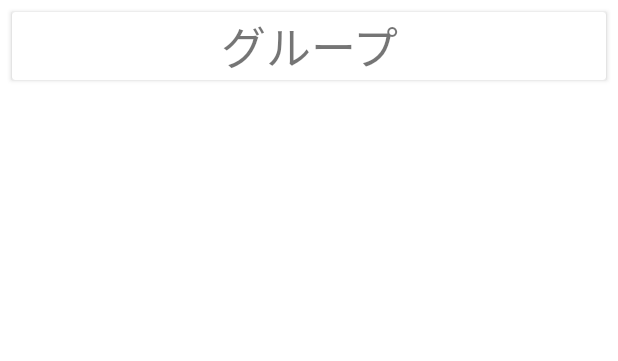
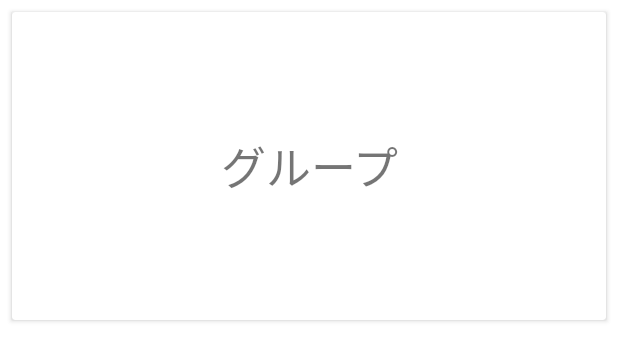
Before and after one commit to aira0046/ideanoizumi, an Android app: the layout item_group_list.xml on its own in the app's theme, with its tools: preview values and no code run, on a phone screen of 412 x 824 dp. Shown: the top 361 px of the screen. Run offline under Robolectric (Android 15) with nearby library versions, the phone set to English and light mode, and no system bars.

Commit message:
箱できた

```diff
--- a/app/src/main/res/layout/item_group_list.xml
+++ b/app/src/main/res/layout/item_group_list.xml
@@ -18,6 +18,11 @@
             android:layout_weight="1"
             android:gravity="center_horizontal"
             android:text="グループ"
-            android:textSize="30sp" />
+            android:textSize="30sp"
+            android:paddingHorizontal="80dp"
+            android:paddingVertical="80dp"/>
+
+
+
     </LinearLayout>
 </androidx.cardview.widget.CardView>
```
